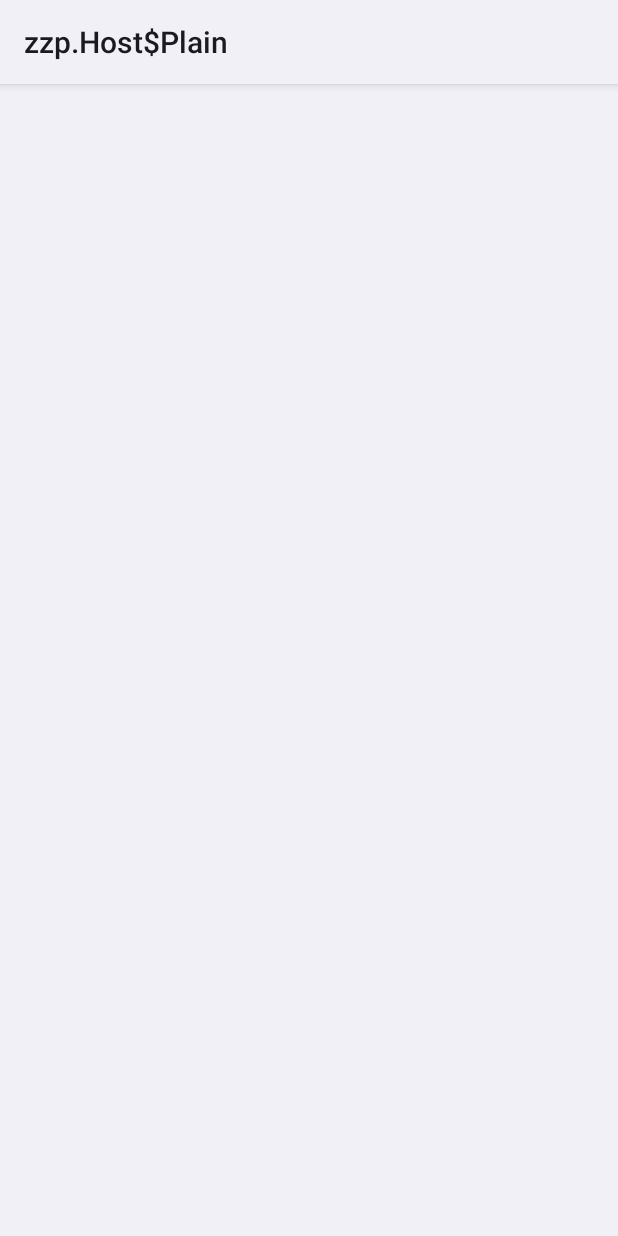
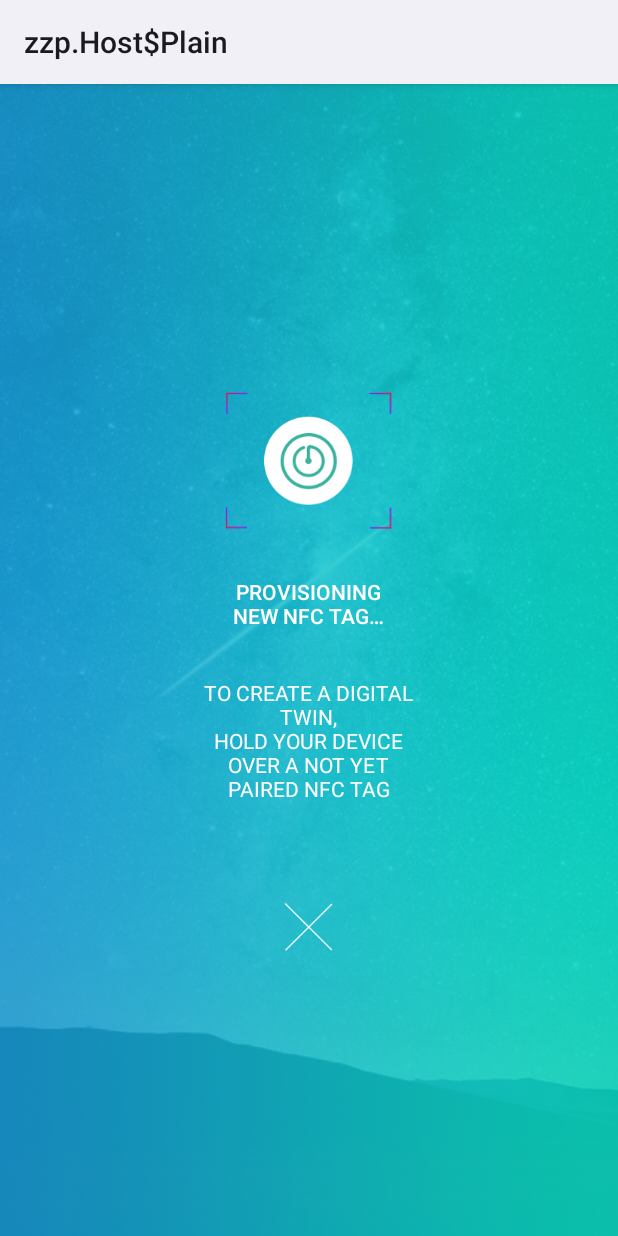
Before and after one commit to Eyliss/TwinOfThings, an Android app: the fragment CreateTwinFragment shown on its own in the app's theme, on a phone screen of 412 x 824 dp. Run offline under Robolectric (Android 15) with nearby library versions, the light colour scheme and no system bars; 1 statement that could not run was skipped.

Commit message:
Create scan and create screens UIX

```diff
--- a/app/src/main/java/com/twinofthings/fragments/CreateTwinFragment.java
+++ b/app/src/main/java/com/twinofthings/fragments/CreateTwinFragment.java
@@ -2,18 +2,26 @@
 
 import android.app.Fragment;
 import android.content.Context;
+import android.media.Image;
 import android.net.Uri;
 import android.os.Bundle;
 import android.view.LayoutInflater;
 import android.view.View;
 import android.view.ViewGroup;
+import android.widget.Button;
+import android.widget.ImageButton;
+import android.widget.ImageView;
+import android.widget.TextView;
 
 import com.twinofthings.R;
 import com.twinofthings.activities.ReaderActivity;
 
 public class CreateTwinFragment extends Fragment {
 
-    private OnFragmentInteractionListener mListener;
+    private ImageButton mCloseButton;
+    private ImageView mCreateTwinIcon;
+    private TextView mCreateTwinTitle;
+    private TextView mCreateTwinDescription;
 
     public CreateTwinFragment() {
         // Required empty public constructor
@@ -34,6 +42,20 @@
                              Bundle savedInstanceState) {
 
         View rootView = inflater.inflate(R.layout.fragment_create_twin, container, false);
+
+        //Bind views
+        mCloseButton = (ImageButton)rootView.findViewById(R.id.close_button);
+        mCreateTwinIcon = (ImageView) rootView.findViewById(R.id.creating_icon);
+        mCreateTwinTitle = (TextView) rootView.findViewById(R.id.creating_title);
+        mCreateTwinDescription = (TextView) rootView.findViewById(R.id.creating_description);
+
+        mCloseButton.setOnClickListener(new View.OnClickListener() {
+            @Override
+            public void onClick(View v) {
+                ((ReaderActivity) getActivity()).finishProcess();
+            }
+        });
+
         ((ReaderActivity) getActivity()).setActionBarTitle(R.string.scan_activity_title);
 
         return rootView;
@@ -42,22 +64,10 @@
     @Override
     public void onAttach(Context context) {
         super.onAttach(context);
-        if (context instanceof OnFragmentInteractionListener) {
-            mListener = (OnFragmentInteractionListener) context;
-        } else {
-            throw new RuntimeException(context.toString()
-                  + " must implement OnFragmentInteractionListener");
-        }
     }
 
     @Override
     public void onDetach() {
         super.onDetach();
-        mListener = null;
-    }
-
-    public interface OnFragmentInteractionListener {
-        // TODO: Update argument type and name
-        void onFragmentInteraction(Uri uri);
     }
 }
--- a/app/src/main/res/layout/fragment_create_twin.xml
+++ b/app/src/main/res/layout/fragment_create_twin.xml
@@ -12,13 +12,16 @@
                   android:layout_height="wrap_content"
                   android:orientation="vertical"
                   android:layout_centerInParent="true">
-        <ImageView android:layout_width="wrap_content"
+        <ImageView
+                android:id="@+id/creating_icon"
+                android:layout_width="wrap_content"
                    android:layout_height="wrap_content"
                    android:layout_gravity="center_horizontal|center_vertical"
                    android:layout_margin="@dimen/activity_horizontal_margin"
                    android:src="@drawable/ic_create_twin"/>
         <TextView
-                android:text="@string/create_digital_twin_text"
+                android:id="@+id/creating_title"
+                android:text="@string/create_digital_twin_title"
                 android:layout_width="match_parent"
                 android:layout_height="wrap_content"
                 style="@style/TextAppearance.AppCompat.Body2"
@@ -27,6 +30,7 @@
                 android:layout_margin="@dimen/activity_horizontal_margin"
                 android:textColor="@android:color/white"/>
         <TextView
+                android:id="@+id/creating_description"
                 android:text="@string/create_digital_twin_description"
                 android:layout_width="match_parent"
                 android:layout_height="wrap_content"
--- a/app/src/main/res/layout/fragment_scan.xml
+++ b/app/src/main/res/layout/fragment_scan.xml
@@ -15,9 +15,11 @@
         <ImageView android:layout_width="200dp"
                    android:layout_height="200dp"
                    android:layout_gravity="center_horizontal|center_vertical"
+                   android:id="@+id/scanning_icon"
                    android:src="@drawable/scan_button"/>
         <TextView
-                android:text="@string/scanning_tag_text"
+                android:id="@+id/scanning_title"
+                android:text="@string/scanning_tag_title"
                 android:layout_width="match_parent"
                 android:layout_height="wrap_content"
                 style="@style/TextAppearance.AppCompat.Body2"
@@ -26,6 +28,7 @@
                 android:layout_margin="@dimen/activity_horizontal_margin"
                 android:textColor="@android:color/white"/>
         <TextView
+                android:id="@+id/scanning_description"
                 android:text="@string/scanning_tag_description"
                 android:layout_width="match_parent"
                 android:layout_height="wrap_content"
--- a/app/src/main/res/values/strings.xml
+++ b/app/src/main/res/values/strings.xml
@@ -14,10 +14,10 @@
     <string name="create_twin_button_text">CREATE DIGITAL TWIN</string>
     <string name="scan_tag_button_text">SCAN_NFC_TAG</string>
 
-    <string name="scanning_tag_text">LOOKING FOR NFC TAG&#8230;</string>
+    <string name="scanning_tag_title">LOOKING FOR NFC TAG&#8230;</string>
     <string name="scanning_tag_description">PLEASE HOLD\nYOUR DEVICE OVER THE NFC TAG YOU WANT TO SCAN</string>
 
-    <string name="create_digital_twin_text">PROVISIONING NEW NFC TAG&#8230;</string>
+    <string name="create_digital_twin_title">PROVISIONING NEW NFC TAG&#8230;</string>
     <string name="create_digital_twin_description">TO CREATE A DIGITAL TWIN,\nHOLD YOUR DEVICE OVER A NOT YET PAIRED NFC TAG</string>
 
     <string name="create_twin_activity_title">Create Digital Twin</string>
```
Also changed, not shown: app/src/main/java/com/twinofthings/activities/ReaderActivity.java (+10 -4 lines), app/src/main/java/com/twinofthings/fragments/ScanFragment.java (+21 -11 lines).
